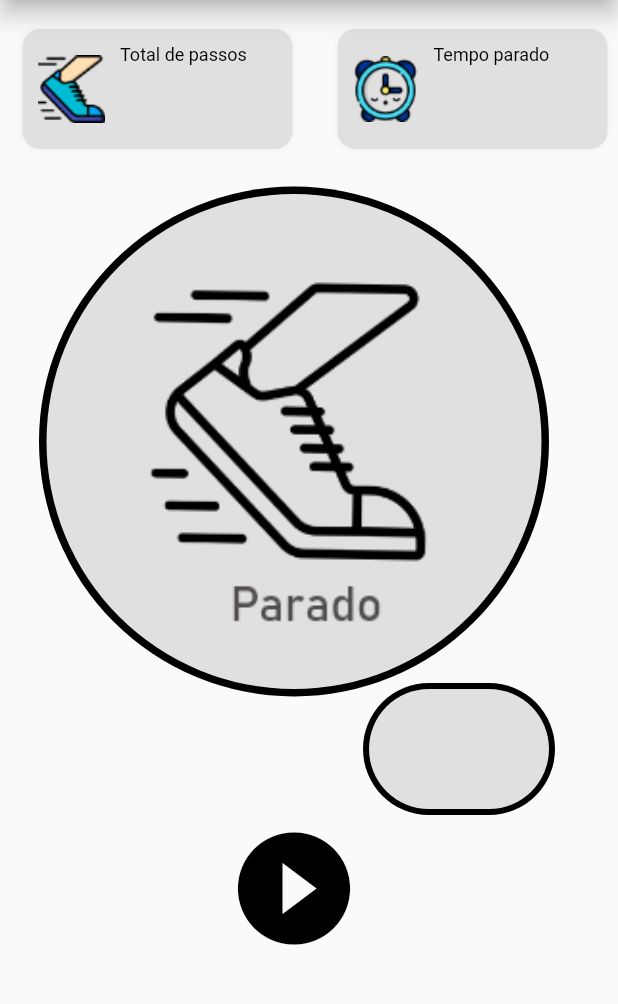
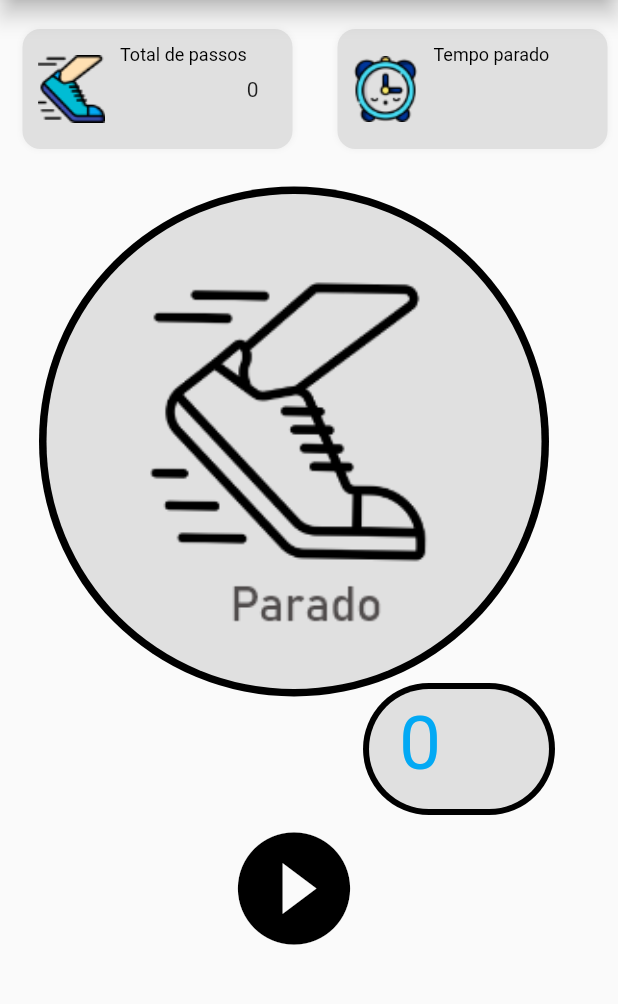
Before and after one commit to GersonVs/footstep, a Flutter app: the screen it shows after launch, on a phone screen of 412 x 824 dp, the part 85-1089 px from its top. Run offline on Flutter 3.47's test engine with Material 2 defaults, Android fonts, the phone set to English and light mode, and no system bars; our stand-ins replace rxdart; missing offline and left inert: bloc_pattern.

Commit message:
to puto ja

```diff
--- a/lib/SegundaPagina.dart
+++ b/lib/SegundaPagina.dart
@@ -1,7 +1,9 @@
 import 'package:flutter/material.dart';
 import 'main.dart';
 
+
 class SegundaPagina extends StatelessWidget {
+
   @override
   Widget build(BuildContext context) {
     return Scaffold(
--- a/lib/main.dart
+++ b/lib/main.dart
@@ -1,13 +1,11 @@
 import 'package:flutter/material.dart';
 import 'SegundaPagina.dart';
+import 'dart:math';
+
 
 void main() => runApp(MyApp());
 
-
-
-
 class MyApp extends StatelessWidget {
-
   @override
   Widget build(BuildContext context) {
     return MaterialApp(
@@ -18,9 +16,6 @@ class MyApp extends StatelessWidget {
   }
 }
 
-
-
-
 class MyHomePage extends StatefulWidget {
   MyHomePage({Key key, this.title}) : super(key: key);
 
@@ -30,18 +25,23 @@ class MyHomePage extends StatefulWidget {
   _MyHomePageState createState() => _MyHomePageState();
 }
 
+class _MyHomePageState extends State<MyHomePage> {
+  int contador = 0;
 
+  void incrementPassos() {
+    setState(() {
 
+      contador++;
 
+    });
 
+  }
 
-class _MyHomePageState extends State<MyHomePage> {
 
   @override
   Widget build(BuildContext context) {
-
     return Scaffold(
-      appBar:  AppBar(
+      appBar: AppBar(
         title: new Image.asset(
           'assets/imagens/FootStepBig.png',
           fit: BoxFit.cover,
@@ -99,7 +99,11 @@ class _MyHomePageState extends State<MyHomePage> {
                                   fontSize: 12,
                                 ),
                               ),
-                            ))
+                            )),
+                        Padding(
+                          padding: EdgeInsets.only(right: 5),
+                          child: Text('$contador'),
+                        ),
                       ],
                     ),
                   ),
@@ -183,6 +187,16 @@ class _MyHomePageState extends State<MyHomePage> {
                   )
                 ],
               ),
+              child: Padding(
+                padding: EdgeInsets.only(left: 20, top: 7),
+                child: Text(
+                  '$contador',
+                  style: TextStyle(
+                    color: Colors.lightBlue,
+                    fontSize: 50,
+                  ),
+                ),
+              ),
             ),
             Padding(
               padding: EdgeInsets.only(right: 20),
@@ -191,11 +205,13 @@ class _MyHomePageState extends State<MyHomePage> {
                 iconSize: 90,
                 tooltip: 'Start',
                 onPressed: () {
+                    incrementPassos();
                       Navigator.push(
                         context,
                         MaterialPageRoute(
                             builder: (context) => SegundaPagina()));
-                  }),
+                  }
+              ),
             ),
           ],
         ),
```
Lines whose indentation alone changed are shown as unchanged.
